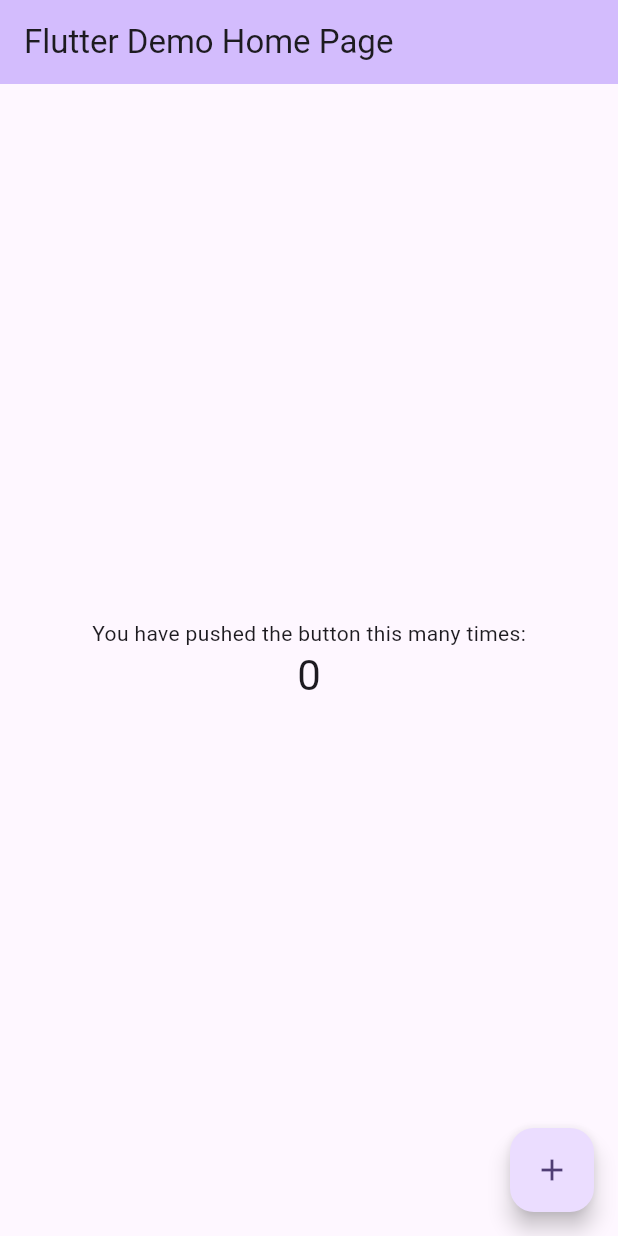
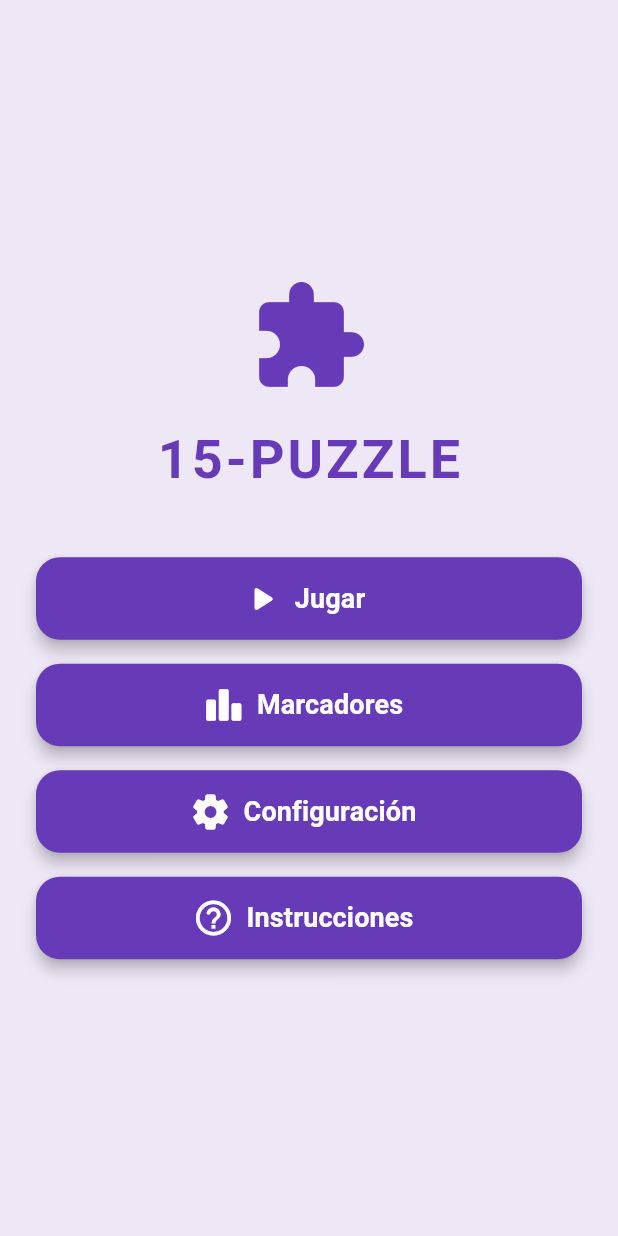
Before and after one commit to fenix1091/Microproyecto-15-Puzzle, a Flutter app: the screen it shows after launch, on a phone screen of 412 x 824 dp. Run offline on Flutter 3.47's test engine with Material 3 defaults, Android fonts, the phone set to English and light mode, and no system bars.

Commit message:
Prototipo de la pantalla de carga y el menu principal

```diff
--- a/lib/main.dart
+++ b/lib/main.dart
@@ -1,4 +1,6 @@
 import 'package:flutter/material.dart';
+
+import 'screens/pantalla_de_carga.dart';
 
 void main() {
   runApp(const MyApp());
@@ -7,116 +9,16 @@ void main() {
 class MyApp extends StatelessWidget {
   const MyApp({super.key});
 
-  // This widget is the root of your application.
   @override
   Widget build(BuildContext context) {
     return MaterialApp(
-      title: 'Flutter Demo',
+      title: '15-Puzzle Flutter',
+      debugShowCheckedModeBanner: false,
       theme: ThemeData(
-        // This is the theme of your application.
-        //
-        // TRY THIS: Try running your application with "flutter run". You'll see
-        // the application has a purple toolbar. Then, without quitting the app,
-        // try changing the seedColor in the colorScheme below to Colors.green
-        // and then invoke "hot reload" (save your changes or press the "hot
-        // reload" button in a Flutter-supported IDE, or press "r" if you used
-        // the command line to start the app).
-        //
-        // Notice that the counter didn't reset back to zero; the application
-        // state is not lost during the reload. To reset the state, use hot
-        // restart instead.
-        //
-        // This works for code too, not just values: Most code changes can be
-        // tested with just a hot reload.
-        colorScheme: .fromSeed(seedColor: Colors.deepPurple),
+        colorScheme: ColorScheme.fromSeed(seedColor: Colors.deepPurple),
+        useMaterial3: true,
       ),
-      home: const MyHomePage(title: 'Flutter Demo Home Page'),
+      home: const PantallaDeCarga(),
     );
   }
 }
-
-class MyHomePage extends StatefulWidget {
-  const MyHomePage({super.key, required this.title});
-
-  // This widget is the home page of your application. It is stateful, meaning
-  // that it has a State object (defined below) that contains fields that affect
-  // how it looks.
-
-  // This class is the configuration for the state. It holds the values (in this
-  // case the title) provided by the parent (in this case the App widget) and
-  // used by the build method of the State. Fields in a Widget subclass are
-  // always marked "final".
-
-  final String title;
-
-  @override
-  State<MyHomePage> createState() => _MyHomePageState();
-}
-
-class _MyHomePageState extends State<MyHomePage> {
-  int _counter = 0;
-
-  void _incrementCounter() {
-    setState(() {
-      // This call to setState tells the Flutter framework that something has
-      // changed in this State, which causes it to rerun the build method below
-      // so that the display can reflect the updated values. If we changed
-      // _counter without calling setState(), then the build method would not be
-      // called again, and so nothing would appear to happen.
-      _counter++;
-    });
-  }
-
-  @override
-  Widget build(BuildContext context) {
-    // This method is rerun every time setState is called, for instance as done
-    // by the _incrementCounter method above.
-    //
-    // The Flutter framework has been optimized to make rerunning build methods
-    // fast, so that you can just rebuild anything that needs updating rather
-    // than having to individually change instances of widgets.
-    return Scaffold(
-      appBar: AppBar(
-        // TRY THIS: Try changing the color here to a specific color (to
-        // Colors.amber, perhaps?) and trigger a hot reload to see the AppBar
-        // change color while the other colors stay the same.
-        backgroundColor: Theme.of(context).colorScheme.inversePrimary,
-        // Here we take the value from the MyHomePage object that was created by
-        // the App.build method, and use it to set our appbar title.
-        title: Text(widget.title),
-      ),
-      body: Center(
-        // Center is a layout widget. It takes a single child and positions it
-        // in the middle of the parent.
-        child: Column(
-          // Column is also a layout widget. It takes a list of children and
-          // arranges them vertically. By default, it sizes itself to fit its
-          // children horizontally, and tries to be as tall as its parent.
-          //
-          // Column has various properties to control how it sizes itself and
-          // how it positions its children. Here we use mainAxisAlignment to
-          // center the children vertically; the main axis here is the vertical
-          // axis because Columns are vertical (the cross axis would be
-          // horizontal).
-          //
-          // TRY THIS: Invoke "debug painting" (choose the "Toggle Debug Paint"
-          // action in the IDE, or press "p" in the console), to see the
-          // wireframe for each widget.
-          mainAxisAlignment: .center,
-          children: [
-            const Text('You have pushed the button this many times:'),
-            Text(
-              '$_counter',
-              style: Theme.of(context).textTheme.headlineMedium,
-            ),
-          ],
-        ),
-      ),
-      floatingActionButton: FloatingActionButton(
-        onPressed: _incrementCounter,
-        tooltip: 'Increment',
-        child: const Icon(Icons.add),
-      ),
-    );
-  }
-}
--- /dev/null
+++ b/lib/screens/menu_principal.dart
@@ -0,0 +1,103 @@
+import 'package:flutter/material.dart';
+
+class MenuPrincipal extends StatelessWidget {
+  const MenuPrincipal({super.key});
+
+  @override
+  Widget build(BuildContext context) {
+    return Scaffold(
+      backgroundColor: Colors.deepPurple.shade50,
+      body: SafeArea(
+        child: Center(
+          child: Padding(
+            padding: const EdgeInsets.symmetric(horizontal: 24.0),
+            child: Column(
+              mainAxisAlignment: MainAxisAlignment.center,
+              children: [
+                const Icon(
+                  Icons.extension,
+                  size: 80,
+                  color: Colors.deepPurple,
+                ),
+                const SizedBox(height: 16),
+                const Text(
+                  '15-PUZZLE',
+                  style: TextStyle(
+                    fontSize: 36,
+                    fontWeight: FontWeight.bold,
+                    color: Colors.deepPurple,
+                    letterSpacing: 2,
+                  ),
+                ),
+                const SizedBox(height: 40),
+                _buildMenuButton(
+                  context,
+                  label: 'Jugar',
+                  icon: Icons.play_arrow_rounded,
+                  onPressed: () {
+                    // Aquí enlazaremos la Parte 5 (Juego)
+                  },
+                ),
+                const SizedBox(height: 16),
+                _buildMenuButton(
+                  context,
+                  label: 'Marcadores',
+                  icon: Icons.leaderboard_rounded,
+                  onPressed: () {
+                    // Aquí enlazaremos la Parte 3 (Marcadores)
+                  },
+                ),
+                const SizedBox(height: 16),
+                _buildMenuButton(
+                  context,
+                  label: 'Configuración',
+                  icon: Icons.settings_rounded,
+                  onPressed: () {
+                    // Aquí enlazaremos la Parte 3.2 (Configuración)
+                  },
+                ),
+                const SizedBox(height: 16),
+                _buildMenuButton(
+                  context,
+                  label: 'Instrucciones',
+                  icon: Icons.help_outline_rounded,
+                  onPressed: () {
+                    // Aquí enlazaremos la Parte 3.4 (Instrucciones)
+                  },
+                ),
+              ],
+            ),
+          ),
+        ),
+      ),
+    );
+  }
+
+  Widget _buildMenuButton(
+    BuildContext context, {
+    required String label,
+    required IconData icon,
+    required VoidCallback onPressed,
+  }) {
+    return SizedBox(
+      width: double.infinity,
+      height: 55,
+      child: ElevatedButton.icon(
+        style: ElevatedButton.styleFrom(
+          backgroundColor: Colors.deepPurple,
+          foregroundColor: Colors.white,
+          shape: RoundedRectangleBorder(
+            borderRadius: BorderRadius.circular(16),
+          ),
+          elevation: 4,
+        ),
+        onPressed: onPressed,
+        icon: Icon(icon, size: 28),
+        label: Text(
+          label,
+          style: const TextStyle(fontSize: 18, fontWeight: FontWeight.bold),
+        ),
+      ),
+    );
+  }
+}
```
Also changed, not shown: lib/screens/pantalla_de_carga.dart (added, +72 -0 lines), 1 other file.
